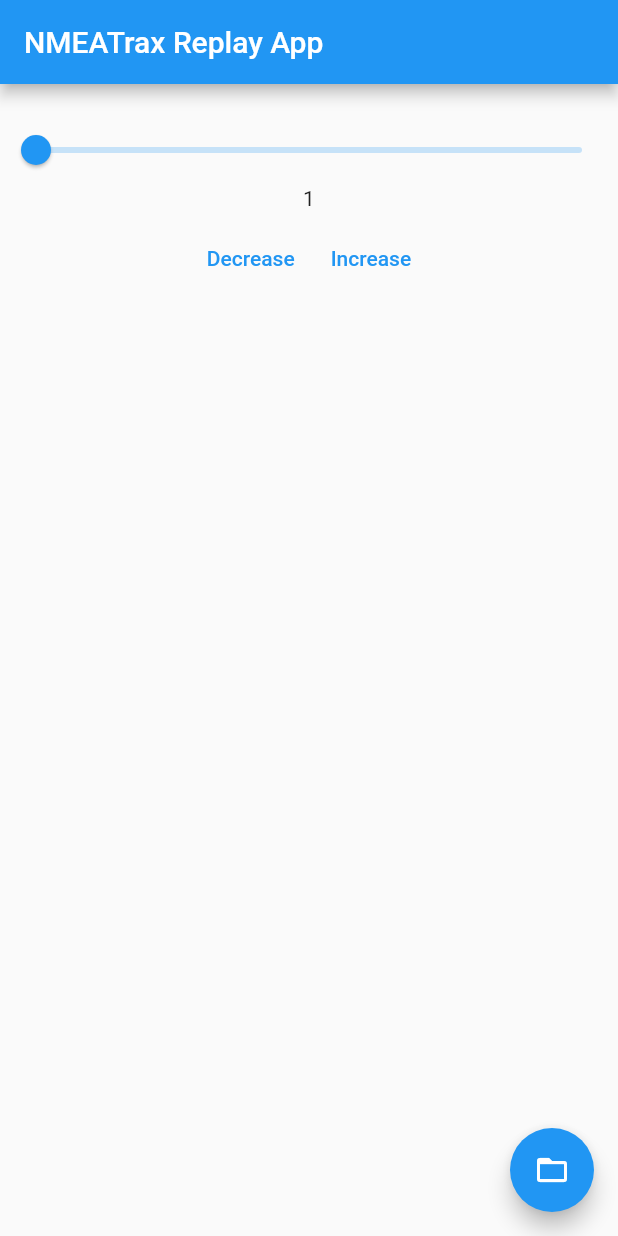
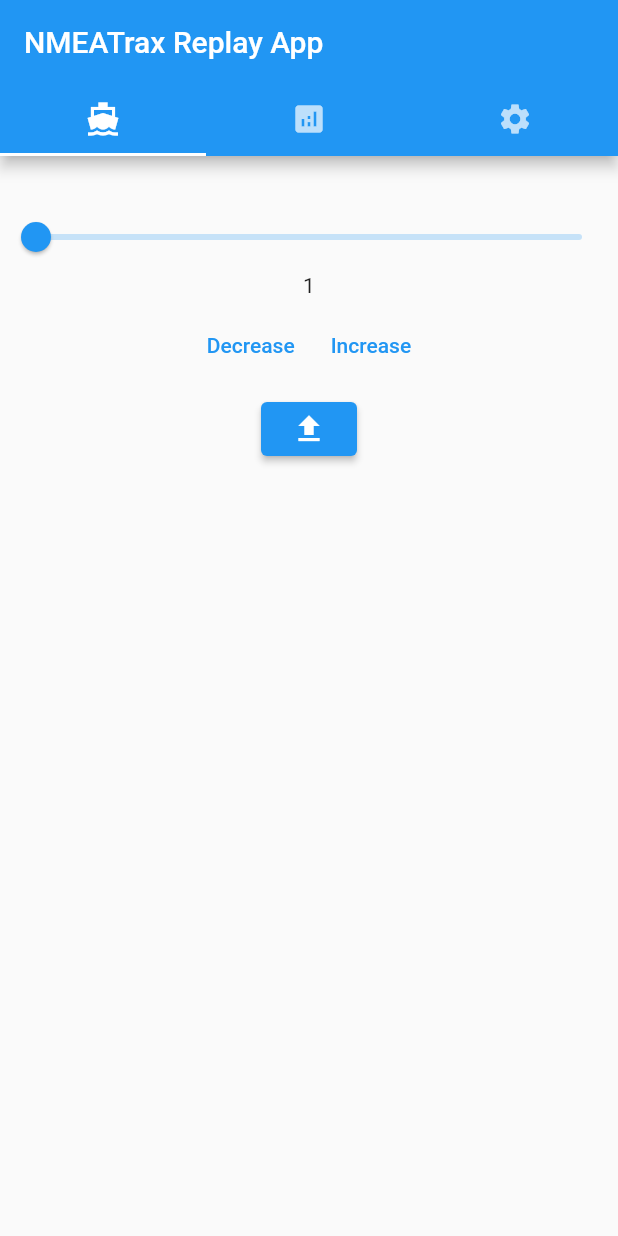
Before and after one commit to agk1190/NMEATrax-App, a Flutter app: the screen it shows after launch, on a phone screen of 412 x 824 dp. Run offline on Flutter 3.47's test engine with Material 2 defaults, Android fonts, the light colour scheme and no system bars; our stand-ins replace csv, file_picker, settings_ui.

Commit message:
data & analyze working. analyze limits in progress

```diff
--- a/lib/main.dart
+++ b/lib/main.dart
@@ -2,6 +2,7 @@ import 'dart:io';
 import 'package:file_picker/file_picker.dart';
 import 'package:flutter/material.dart';
 import 'package:csv/csv.dart';
+import 'package:settings_ui/settings_ui.dart';
 
 Future<List<List<dynamic>>> _loadCSV(File filePath) async {
     String csvData = await filePath.readAsString();
@@ -33,7 +34,7 @@ class MyApp extends StatelessWidget {
       theme: ThemeData(
         primarySwatch: Colors.blue,
       ),
-      home: const MyHomePage(title: 'NMEATrax Replay App', showValueIndicator: ShowValueIndicator.always,),
+      home: const MyHomePage(title: 'NMEATrax Replay App'),
     );
   }
 }
@@ -54,6 +55,11 @@ class _MyHomePageState extends State<MyHomePage> {
   int curLineNum = 1;
   File csvFilePath = File("c");
   num maxLines = 1;
+  List<List<dynamic>> limits = [[0,0,0,300,0,10,0,0,0,5,2,12,0,0,47,-125,16,0],[3800,80,115,700,50,100,100,25,359,1000,20,15,1000,0,49,-122,17,0]];
+  String analyzedResults = "";
+  int errCount = 0;
+  bool sta = false;
+  // var alert;
 
   void _onSliderChanged(double value) {
     setState(() {
@@ -77,25 +83,63 @@ class _MyHomePageState extends State<MyHomePage> {
 
   void _decrCurLineNum() {
     setState(() {
+      if (curLineNum > 1) {
         curLineNum--;
+      }
     });
   }
 
   void _incrCurLineNum() {
     setState(() {
+      if (curLineNum != maxLines){
         curLineNum++;
+      }
     });
+  }
+
+  void _analyzeData() {
+    int i = 0;
+    errCount = 0;
+    analyzedResults = "";
+    for (var row in csvListData) {
+      if (i > 0) {
+        int j = 0;
+        for (var col in row) {
+          if (col is! String) {
+            if (col < limits[0][j] || col > limits[1][j]) {
+              analyzedResults += csvHeaderData[j] + ": " + col.toString() + " @ line " + i.toString() + "\n";
+              errCount++;
+            }
+          }
+          j++;
+        }
+      }
+      i++;
+    }
+    setState(() {});
   }
 
   @override
   Widget build(BuildContext context) {
     return MaterialApp(
       title: 'NMEATrax Replay App',
-      home: Scaffold(
+      home: DefaultTabController(
+        length: 3,
+        child: Scaffold(
           appBar: AppBar(
             title: const Text('NMEATrax Replay App'),
+            bottom: const TabBar(
+              tabs: [
+                Tab(icon: Icon(Icons.directions_boat_sharp)),
+                Tab(icon: Icon(Icons.analytics)),
+                Tab(icon: Icon(Icons.settings)),
+              ],
             ),
-        body: Column(children: <Widget>[
+          ),
+          body: TabBarView(
+            children: [
+              Column(children: <Widget>[
+                const SizedBox(height: 10,),
                 ListData(csvHeaderData: csvHeaderData, csvListData: csvListData, curLineNum: curLineNum),
                 const SizedBox(height: 20),
                 Slider(
@@ -112,15 +156,121 @@ class _MyHomePageState extends State<MyHomePage> {
                     TextButton(onPressed: _decrCurLineNum, child: const Text("Decrease")),
                     TextButton(onPressed: _incrCurLineNum, child: const Text("Increase")),
                   ],
-          )
+                ),
+                ElevatedButton(onPressed: _getCSV, child: const Icon(Icons.file_upload)),
+              ],),
+              SingleChildScrollView(
+                child: Column(
+                  children: <Widget>[
+                    const SizedBox(height: 30,),
+                    ElevatedButton(onPressed: _analyzeData, child: const Text("Analyze All")),
+                    const SizedBox(height: 10,),
+                    Text("Results:\n$errCount Violations Found", style: const TextStyle(fontWeight: FontWeight.bold, fontSize: 16), textAlign: TextAlign.center),
+                    const SizedBox(height: 10,),
+                    Text(analyzedResults),
                   ],
                 ),
-        floatingActionButton: FloatingActionButton(
-          onPressed: _getCSV,
-          tooltip: 'Open CSV',
-          child: const Icon(Icons.folder_open),
+              ),
+              SettingsList(
+                platform: DevicePlatform.android,
+                sections: [
+                  SettingsSection(
+                    title: const Text("Analyze Limits"),
+                    tiles: <SettingsTile>[
+                      SettingsTile.navigation(
+                        leading: const Icon(Icons.settings_applications),
+                        title: const Text("Lower RPM Limit"),
+                        value: Text(limits[0][0].toString()),
+                        onPressed: (context) {
+                          showInputDialog(context, "Lower RPM Limit", 0, 0);
+                        },
+                      ),
+                      SettingsTile.navigation(
+                        leading: const Icon(Icons.settings_applications),
+                        title: const Text("Upper RPM Limit"),
+                        value: Text(limits[1][0].toString()),
+                        onPressed: (context) {
+                          showInputDialog(context, "Upper RPM Limit", 1, 0);
+                        },
+                      ),
+                      SettingsTile.navigation(
+                        leading: const Icon(Icons.settings_applications),
+                        title: const Text("Lower Engine Temp Limit"),
+                        value: Text(limits[0][1].toString()),
+                        onPressed: (context) {
+                          showInputDialog(context, "Lower Engine Temp Limit", 0, 1);
+                        },
+                      ),
+                      SettingsTile.navigation(
+                        leading: const Icon(Icons.settings_applications),
+                        title: const Text("Upper Engine Temp Limit"),
+                        value: Text(limits[1][1].toString()),
+                        onPressed: (context) {
+                          showInputDialog(context, "Upper Engine Temp Limit", 1, 1);
+                        },
+                      ),
+                      // SettingsTile.switchTile(
+                      //   onToggle: (value) {sta = !sta; setState(() {});},
+                      //   initialValue: sta,
+                      //   leading: Icon(Icons.format_paint),
+                      //   title: Text('Enable custom theme'),
+                      // ),
+                    ],
+                  ),
+                ],
+              ),
+            ]
           ),
         ),
+      )
+    );
+  }
+
+  //https://www.appsdeveloperblog.com/alert-dialog-with-a-text-field-in-flutter/
+  showInputDialog(BuildContext context, String title, int pos1, int pos2) {
+    int input = 0;
+
+    Widget confirmButton = ElevatedButton(
+      child: const Text("OK"),
+      onPressed: () {
+        setState(() {
+          limits[pos1][pos2] = input;
+        });
+        //https://stackoverflow.com/a/50683571 for nav.pop
+        Navigator.of(context, rootNavigator: true).pop();
+      },
+    );
+    AlertDialog alert = AlertDialog(
+      title: Text(title),
+      content: TextField(
+        autofocus: true,
+        onChanged: (value) {
+          setState(() {
+            input = int.parse(value);
+          });
+        },
+        onSubmitted: (value) {
+          setState(() {
+            limits[pos1][pos2] = int.parse(value);
+          });
+          Navigator.of(context, rootNavigator: true).pop();
+        },
+        // decoration: const InputDecoration(
+        //   prefixIcon: Icon(
+        //     Icons.playlist_add,
+        //     size: 18.0,
+        //   ),
+        // ),
+      ),
+      actions: [
+        confirmButton,
+      ],
+    );
+    showDialog(
+      context: context,
+      builder: (BuildContext context) {
+        return alert;
+      },
     );
   }
 }
@@ -147,11 +297,19 @@ class ListData extends StatelessWidget {
           decoration: BoxDecoration(
             border: Border(bottom: BorderSide(color: Theme.of(context).dividerColor)),
           ),
-          child: Text(
-            '${csvListData[0][index]}: ${csvListData[curLineNum][index]}',
-            textAlign: TextAlign.center,
-            style: const TextStyle(fontSize: 16),
-          ),
+          // child: Text(
+          //   '${csvListData[0][index]}: ${csvListData[curLineNum][index]}',
+          //   textAlign: TextAlign.center,
+          //   style: const TextStyle(fontSize: 16),
+          // ),
+          child:
+            Row(
+              mainAxisAlignment: MainAxisAlignment.center,
+              children: [
+                Text("${csvListData[0][index]}:", textAlign: TextAlign.right, ),
+                Text(" ${csvListData[curLineNum][index]}", textAlign: TextAlign.left, style: const TextStyle(fontWeight: FontWeight.bold),)
+              ],
+            )
         );
       },
     );
--- a/pubspec.yaml
+++ b/pubspec.yaml
@@ -32,7 +32,7 @@ dependencies:
     sdk: flutter
   csv: ^5.0.1
   file_picker: ^5.2.11
-
+  settings_ui: 2.0.2
 
   # The following adds the Cupertino Icons font to your application.
   # Use with the CupertinoIcons class for iOS style icons.
```
Lines whose indentation alone changed are shown as unchanged.
